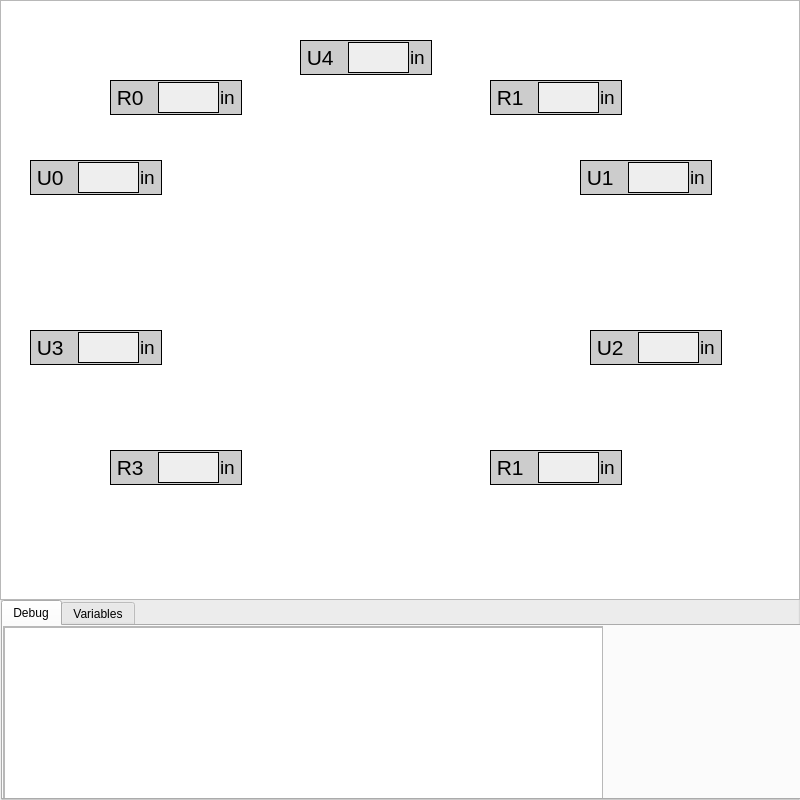
Old version of the form SECON_Python/mainwindow.ui in the repository wnh44/SECON-2018.
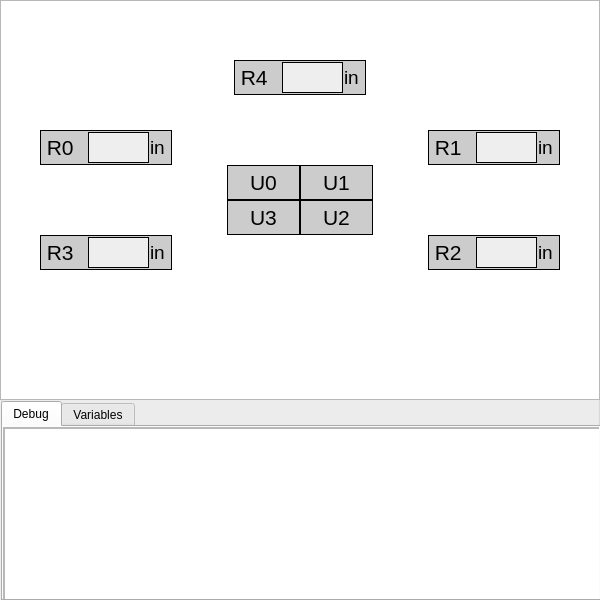
New version of the form. The open tabs and pages were chosen to show the change.

The edit to the form file:
```diff
--- a/SECON_Python/mainwindow.ui
+++ b/SECON_Python/mainwindow.ui
@@ -6,8 +6,8 @@
    <rect>
     <x>0</x>
     <y>0</y>
-    <width>800</width>
-    <height>800</height>
+    <width>600</width>
+    <height>600</height>
    </rect>
   </property>
   <property name="windowTitle">
@@ -19,8 +19,8 @@
      <rect>
       <x>0</x>
       <y>0</y>
-      <width>800</width>
-      <height>800</height>
+      <width>600</width>
+      <height>600</height>
      </rect>
     </property>
     <property name="title">
@@ -30,8 +30,8 @@
      <property name="geometry">
       <rect>
        <x>1</x>
-       <y>600</y>
-       <width>800</width>
+       <y>401</y>
+       <width>600</width>
        <height>200</height>
       </rect>
      </property>
@@ -96,16 +96,16 @@
       <rect>
        <x>0</x>
        <y>0</y>
-       <width>800</width>
-       <height>600</height>
+       <width>600</width>
+       <height>400</height>
       </rect>
      </property>
     </widget>
     <widget class="QGroupBox" name="rangefinder0">
      <property name="geometry">
       <rect>
-       <x>30</x>
-       <y>160</y>
+       <x>40</x>
+       <y>130</y>
        <width>132</width>
        <height>35</height>
       </rect>
@@ -147,7 +147,7 @@
        <string notr="true">border: 0px solid;</string>
       </property>
       <property name="text">
-       <string> U0</string>
+       <string> R0</string>
       </property>
      </widget>
      <widget class="QLabel" name="rangefinder0_label_2">
@@ -178,8 +178,8 @@
     <widget class="QGroupBox" name="rangefinder1">
      <property name="geometry">
       <rect>
-       <x>580</x>
-       <y>160</y>
+       <x>428</x>
+       <y>130</y>
        <width>132</width>
        <height>35</height>
       </rect>
@@ -221,7 +221,7 @@
        <string notr="true">border: 0px solid;</string>
       </property>
       <property name="text">
-       <string> U1</string>
+       <string> R1</string>
       </property>
      </widget>
      <widget class="QLabel" name="rangefinder1_label_2">
@@ -249,8 +249,8 @@
     <widget class="QGroupBox" name="rangefinder3">
      <property name="geometry">
       <rect>
-       <x>30</x>
-       <y>330</y>
+       <x>40</x>
+       <y>235</y>
        <width>132</width>
        <height>35</height>
       </rect>
@@ -292,7 +292,7 @@
        <string notr="true">border: 0px solid;</string>
       </property>
       <property name="text">
-       <string> U3</string>
+       <string> R3</string>
       </property>
      </widget>
      <widget class="QLabel" name="rangefinder3_label_2">
@@ -320,8 +320,8 @@
     <widget class="QGroupBox" name="rangefinder2">
      <property name="geometry">
       <rect>
-       <x>590</x>
-       <y>330</y>
+       <x>428</x>
+       <y>235</y>
        <width>132</width>
        <height>35</height>
       </rect>
@@ -363,7 +363,7 @@
        <string notr="true">border: 0px solid;</string>
       </property>
       <property name="text">
-       <string> U2</string>
+       <string> R2</string>
       </property>
      </widget>
      <widget class="QLabel" name="rangefinder2_label_2">
@@ -391,8 +391,8 @@
     <widget class="QGroupBox" name="rangefinder4">
      <property name="geometry">
       <rect>
-       <x>300</x>
-       <y>40</y>
+       <x>234</x>
+       <y>60</y>
        <width>132</width>
        <height>35</height>
       </rect>
@@ -434,7 +434,7 @@
        <string notr="true">border: 0px solid;</string>
       </property>
       <property name="text">
-       <string> U4</string>
+       <string> R4</string>
       </property>
      </widget>
      <widget class="QLabel" name="rangefinder4_label_2">
@@ -459,83 +459,12 @@
       </property>
      </widget>
     </widget>
-    <widget class="QGroupBox" name="microswitch1">
-     <property name="geometry">
-      <rect>
-       <x>490</x>
-       <y>80</y>
-       <width>132</width>
-       <height>35</height>
-      </rect>
-     </property>
-     <property name="styleSheet">
-      <string notr="true">background-color: #CCCCCC; border: 1px solid black;</string>
-     </property>
-     <property name="title">
-      <string/>
-     </property>
-     <widget class="QPlainTextEdit" name="microswitch1_value">
-      <property name="geometry">
-       <rect>
-        <x>48</x>
-        <y>2</y>
-        <width>61</width>
-        <height>31</height>
-       </rect>
-      </property>
-      <property name="styleSheet">
-       <string notr="true">background-color: #EEEEEE;</string>
-      </property>
-     </widget>
-     <widget class="QLabel" name="microswitch1_label">
-      <property name="geometry">
-       <rect>
-        <x>1</x>
-        <y>1</y>
-        <width>41</width>
-        <height>33</height>
-       </rect>
-      </property>
-      <property name="font">
-       <font>
-        <pointsize>16</pointsize>
-       </font>
-      </property>
-      <property name="styleSheet">
-       <string notr="true">border: 0px solid;</string>
-      </property>
-      <property name="text">
-       <string> R1</string>
-      </property>
-     </widget>
-     <widget class="QLabel" name="microswitch1_label_2">
-      <property name="geometry">
-       <rect>
-        <x>110</x>
-        <y>1</y>
-        <width>21</width>
-        <height>33</height>
-       </rect>
-      </property>
-      <property name="font">
-       <font>
-        <pointsize>14</pointsize>
-       </font>
-      </property>
-      <property name="styleSheet">
-       <string notr="true">border: 0px solid;</string>
-      </property>
-      <property name="text">
-       <string>in</string>
-      </property>
-     </widget>
-    </widget>
     <widget class="QGroupBox" name="microswitch0">
      <property name="geometry">
       <rect>
-       <x>110</x>
-       <y>80</y>
-       <width>132</width>
+       <x>227</x>
+       <y>165</y>
+       <width>73</width>
        <height>35</height>
       </rect>
      </property>
@@ -545,25 +474,12 @@
      <property name="title">
       <string/>
      </property>
-     <widget class="QPlainTextEdit" name="microswitch0_value">
-      <property name="geometry">
-       <rect>
-        <x>48</x>
-        <y>2</y>
-        <width>61</width>
-        <height>31</height>
-       </rect>
-      </property>
-      <property name="styleSheet">
-       <string notr="true">background-color: #EEEEEE;</string>
-      </property>
-     </widget>
      <widget class="QLabel" name="microswitch0_label">
       <property name="geometry">
        <rect>
         <x>1</x>
         <y>1</y>
-        <width>41</width>
+        <width>71</width>
         <height>33</height>
        </rect>
       </property>
@@ -576,108 +492,19 @@
        <string notr="true">border: 0px solid;</string>
       </property>
       <property name="text">
-       <string> R0</string>
+       <string>U0</string>
       </property>
-     </widget>
-     <widget class="QLabel" name="microswitch0_label_2">
-      <property name="geometry">
-       <rect>
-        <x>110</x>
-        <y>1</y>
-        <width>21</width>
-        <height>33</height>
-       </rect>
-      </property>
-      <property name="font">
-       <font>
-        <pointsize>14</pointsize>
-       </font>
-      </property>
-      <property name="styleSheet">
-       <string notr="true">border: 0px solid;</string>
-      </property>
-      <property name="text">
-       <string>in</string>
-      </property>
-     </widget>
-    </widget>
-    <widget class="QGroupBox" name="microswitch2">
-     <property name="geometry">
-      <rect>
-       <x>490</x>
-       <y>450</y>
-       <width>132</width>
-       <height>35</height>
-      </rect>
-     </property>
-     <property name="styleSheet">
-      <string notr="true">background-color: #CCCCCC; border: 1px solid black;</string>
-     </property>
-     <property name="title">
-      <string/>
-     </property>
-     <widget class="QPlainTextEdit" name="microswitch2_value">
-      <property name="geometry">
-       <rect>
-        <x>48</x>
-        <y>2</y>
-        <width>61</width>
-        <height>31</height>
-       </rect>
-      </property>
-      <property name="styleSheet">
-       <string notr="true">background-color: #EEEEEE;</string>
-      </property>
-     </widget>
-     <widget class="QLabel" name="microswitch2_label">
-      <property name="geometry">
-       <rect>
-        <x>1</x>
-        <y>1</y>
-        <width>41</width>
-        <height>33</height>
-       </rect>
-      </property>
-      <property name="font">
-       <font>
-        <pointsize>16</pointsize>
-       </font>
-      </property>
-      <property name="styleSheet">
-       <string notr="true">border: 0px solid;</string>
-      </property>
-      <property name="text">
-       <string> R1</string>
-      </property>
-     </widget>
-     <widget class="QLabel" name="microswitch2_label_2">
-      <property name="geometry">
-       <rect>
-        <x>110</x>
-        <y>1</y>
-        <width>21</width>
-        <height>33</height>
-       </rect>
-      </property>
-      <property name="font">
-       <font>
-        <pointsize>14</pointsize>
-       </font>
-      </property>
-      <property name="styleSheet">
-       <string notr="true">border: 0px solid;</string>
-      </property>
-      <property name="text">
-       <string>in</string>
+      <property name="alignment">
+       <set>Qt::AlignCenter</set>
       </property>
      </widget>
     </widget>
     <widget class="QGroupBox" name="microswitch3">
      <property name="geometry">
       <rect>
-       <x>110</x>
-       <y>450</y>
-       <width>132</width>
+       <x>227</x>
+       <y>200</y>
+       <width>73</width>
        <height>35</height>
       </rect>
      </property>
@@ -687,25 +514,12 @@
      <property name="title">
       <string/>
      </property>
-     <widget class="QPlainTextEdit" name="microswitch3_value">
-      <property name="geometry">
-       <rect>
-        <x>48</x>
-        <y>2</y>
-        <width>61</width>
-        <height>31</height>
-       </rect>
-      </property>
-      <property name="styleSheet">
-       <string notr="true">background-color: #EEEEEE;</string>
-      </property>
-     </widget>
      <widget class="QLabel" name="microswitch3_label">
       <property name="geometry">
        <rect>
         <x>1</x>
         <y>1</y>
-        <width>41</width>
+        <width>71</width>
         <height>33</height>
        </rect>
       </property>
@@ -718,31 +532,105 @@
        <string notr="true">border: 0px solid;</string>
       </property>
       <property name="text">
-       <string> R3</string>
+       <string>U3</string>
       </property>
+      <property name="alignment">
+       <set>Qt::AlignCenter</set>
+      </property>
      </widget>
-     <widget class="QLabel" name="microswitch3_label_2">
+    </widget>
+    <widget class="QGroupBox" name="microswitch2">
+     <property name="geometry">
+      <rect>
+       <x>300</x>
+       <y>200</y>
+       <width>73</width>
+       <height>35</height>
+      </rect>
+     </property>
+     <property name="styleSheet">
+      <string notr="true">background-color: #CCCCCC; border: 1px solid black;</string>
+     </property>
+     <property name="title">
+      <string/>
+     </property>
+     <widget class="QLabel" name="microswitch2_label">
       <property name="geometry">
        <rect>
-        <x>110</x>
+        <x>1</x>
         <y>1</y>
-        <width>21</width>
+        <width>71</width>
         <height>33</height>
        </rect>
       </property>
       <property name="font">
        <font>
-        <pointsize>14</pointsize>
+        <pointsize>16</pointsize>
        </font>
       </property>
       <property name="styleSheet">
        <string notr="true">border: 0px solid;</string>
       </property>
       <property name="text">
-       <string>in</string>
+       <string>U2</string>
       </property>
+      <property name="alignment">
+       <set>Qt::AlignCenter</set>
+      </property>
      </widget>
     </widget>
+    <widget class="QGroupBox" name="microswitch1">
+     <property name="geometry">
+      <rect>
+       <x>300</x>
+       <y>165</y>
+       <width>73</width>
+       <height>35</height>
+      </rect>
+     </property>
+     <property name="styleSheet">
+      <string notr="true">background-color: #CCCCCC; border: 1px solid black;</string>
+     </property>
+     <property name="title">
+      <string/>
+     </property>
+     <widget class="QLabel" name="microswitch1_label">
+      <property name="geometry">
+       <rect>
+        <x>1</x>
+        <y>1</y>
+        <width>71</width>
+        <height>33</height>
+       </rect>
+      </property>
+      <property name="font">
+       <font>
+        <pointsize>16</pointsize>
+       </font>
+      </property>
+      <property name="styleSheet">
+       <string notr="true">border: 0px solid;</string>
+      </property>
+      <property name="text">
+       <string>U1</string>
+      </property>
+      <property name="alignment">
+       <set>Qt::AlignCenter</set>
+      </property>
+     </widget>
+    </widget>
+    <zorder>tabWidget</zorder>
+    <zorder>robotView</zorder>
+    <zorder>rangefinder0</zorder>
+    <zorder>rangefinder1</zorder>
+    <zorder>rangefinder3</zorder>
+    <zorder>rangefinder2</zorder>
+    <zorder>rangefinder4</zorder>
+    <zorder>microswitch0</zorder>
+    <zorder>microswitch0_label</zorder>
+    <zorder>microswitch3</zorder>
+    <zorder>microswitch2</zorder>
+    <zorder>microswitch1</zorder>
    </widget>
   </widget>
  </widget>
```
Left out of the diff: 2 changed lines with no effect on the pictures.
